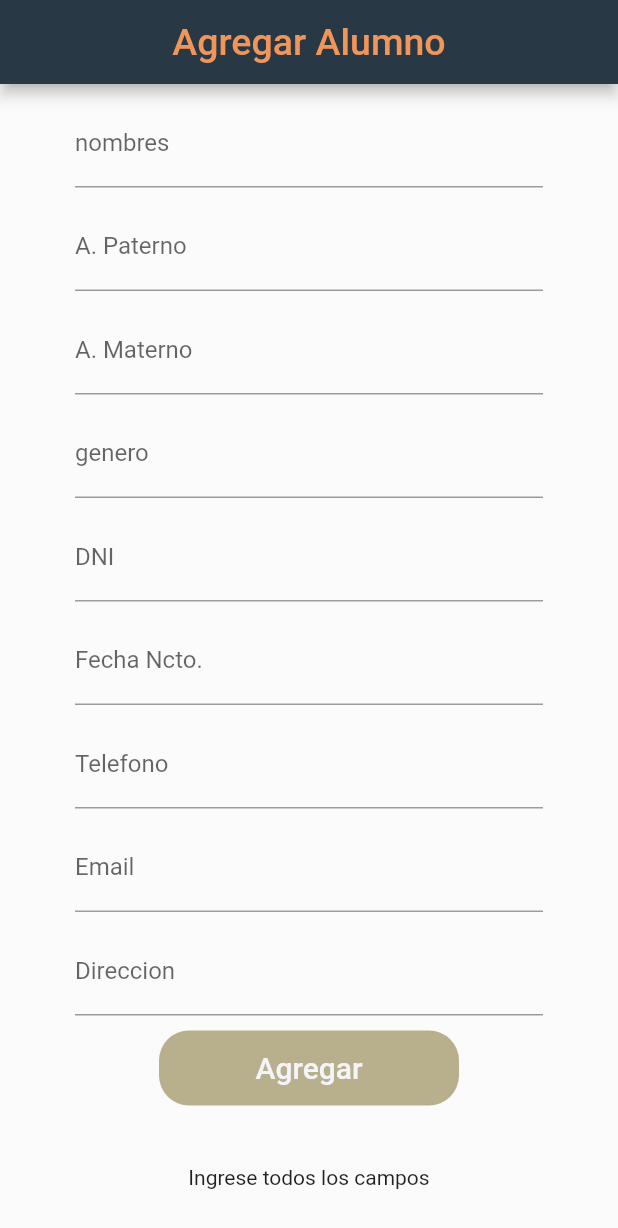
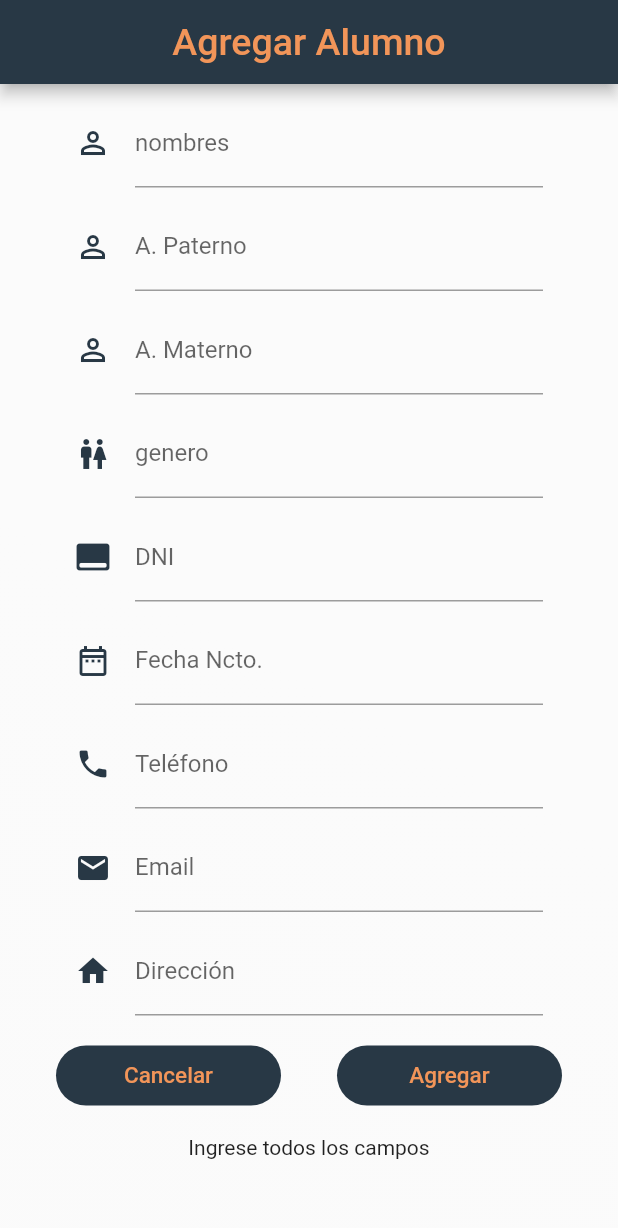
Before and after one commit to vladPB27/colegio-mobile, a Flutter app: the AlumnosLista screen opened directly, after a tap on the "add circle" icon, on a phone screen of 412 x 824 dp. Shown: the top 1228 px of the screen. Run offline on Flutter 3.47's test engine with Material 2 defaults, Android fonts, the phone set to English and light mode, and no system bars; our stand-ins replace dio, hexcolor; missing offline and left inert: dart:ffi; network calls fail.

Commit message:
form updated

```diff
--- a/lib/view/form_alumnos.dart
+++ b/lib/view/form_alumnos.dart
@@ -20,17 +20,13 @@ class _FormAlumnosState extends State<FormAlumnos> {
 
   @override
   void initState() {
-    if(widget.dataAlumno != null){
-      print('DATOS: ${widget.dataAlumno!.toJson()}');
-    }else{
-      print('NULL');
-    }
+    getDataUpdateStudent();
 
     super.initState();
   }
   var alumnoWebRepo = AlumnoWebRepository();
 
-  final nombres = TextEditingController();
+  TextEditingController nombres = TextEditingController();
   final apPaterno = TextEditingController();
   final apMaterno = TextEditingController();
   final sexo = TextEditingController();
@@ -119,6 +115,23 @@ class _FormAlumnosState extends State<FormAlumnos> {
     alumnoWebRepo.updateAlumno(alumn);
   }
 
+  getDataUpdateStudent(){
+    if(widget.dataAlumno != null){
+      print('DATOS: ${widget.dataAlumno!.toJson()}');
+      nombres.text = '${widget.dataAlumno!.nombres}';
+      apPaterno.text = '${widget.dataAlumno!.apellidoPaterno}';
+      apMaterno.text = '${widget.dataAlumno!.apellidoMaterno}';
+      sexo.text = '${widget.dataAlumno!.sexo}';
+      nroDni.text = '${widget.dataAlumno!.dni}';
+      fechaNacimiento.text = '${widget.dataAlumno!.fechaNacimiento}';
+      telefono.text = '${widget.dataAlumno!.celular}';
+      email.text = '${widget.dataAlumno!.email}';
+      direccion.text = '${widget.dataAlumno!.direccion}';
+    }else{
+      print('NULL');
+    }
+  }
+
   Widget build(BuildContext context) {
     return MaterialApp(
       debugShowCheckedModeBanner: false,
@@ -155,66 +168,87 @@ class _FormAlumnosState extends State<FormAlumnos> {
                     // padding: const EdgeInsets.only(left:15.0,right: 15.0,top:0,bottom: 0),
                     padding: EdgeInsets.only(left: 50.0, right: 50.0, top: 10, bottom: 0),
                     child:
-                        widgetTextField(nombres, 'nombres', 'Ingrese nombre'),
+                        widgetTextField(nombres, 'nombres', 'Ingrese nombre',Icons.perm_identity_outlined),
                   ),
                   Padding(
                     padding: const EdgeInsets.only(
                         left: 50.0, right: 50.0, top: 10, bottom: 0),
                     // padding: EdgeInsets.symmetric(horizontal: 65),
                     child: widgetTextField(
-                        apPaterno, 'A. Paterno', 'Ingrese apellido paterno'),
+                        apPaterno, 'A. Paterno', 'Ingrese apellido paterno',Icons.perm_identity_outlined),
                   ),
                   Padding(
                     padding: const EdgeInsets.only(
                         left: 50.0, right: 50.0, top: 10, bottom: 0),
                     // padding: EdgeInsets.symmetric(horizontal: 65),
                     child: widgetTextField(
-                        apMaterno, 'A. Materno', 'Ingrese nombre'),
+                        apMaterno, 'A. Materno', 'Ingrese nombre',Icons.perm_identity_outlined),
                   ),
                   Padding(
                     padding: const EdgeInsets.only(
                         left: 50.0, right: 50.0, top: 10, bottom: 0),
                     // padding: EdgeInsets.symmetric(horizontal: 65),
-                    child: widgetTextField(sexo, 'genero', 'Ingrese nombre'),
+                    child: widgetTextField(sexo, 'genero', 'Ingrese nombre',Icons.wc_outlined),
                   ),
                   Padding(
                     padding: const EdgeInsets.only(
                         left: 50.0, right: 50.0, top: 10, bottom: 0),
                     // padding: EdgeInsets.symmetric(horizontal: 65),
-                    child: widgetTextField(nroDni, 'DNI', 'Ingrese nombre'),
+                    child: widgetTextField(nroDni, 'DNI', 'Ingrese nombre',Icons.call_to_action_rounded),
                   ),
                   Padding(
                     padding: const EdgeInsets.only(
                         left: 50.0, right: 50.0, top: 10, bottom: 0),
                     // padding: EdgeInsets.symmetric(horizontal: 65),
                     child: widgetTextField(
-                        fechaNacimiento, 'Fecha Ncto.', 'Ingrese nombre'),
+                        fechaNacimiento, 'Fecha Ncto.', 'Ingrese nombre',Icons.date_range_outlined),
                   ),
                   Padding(
                     padding: const EdgeInsets.only(
                         left: 50.0, right: 50.0, top: 10, bottom: 0),
                     // padding: EdgeInsets.symmetric(horizontal: 65),
                     child:
-                        widgetTextField(telefono, 'Telefono', 'Ingrese nombre'),
+                        widgetTextField(telefono, 'Teléfono', 'Ingrese teléfono',Icons.phone),
                   ),
                   Padding(
                     padding: const EdgeInsets.only(
                         left: 50.0, right: 50.0, top: 10, bottom: 0),
                     // padding: EdgeInsets.symmetric(horizontal: 65),
-                    child: widgetTextField(email, 'Email', 'Ingrese nombre'),
+                    child: widgetTextField(email, 'Email', 'Ingrese email',Icons.email),
                   ),
                   Padding(
                     padding: const EdgeInsets.only(
-                        left: 50.0, right: 50.0, top: 10, bottom: 10),
+                        left: 50.0, right: 50.0, top: 10, bottom: 20),
                     // padding: EdgeInsets.symmetric(horizontal: 65),
                     child: widgetTextField(
-                        direccion, 'Direccion', 'Ingrese nombre'),
+                        direccion, 'Dirección', 'Ingrese dirección',Icons.home),
                   ),
+                  Row(
+                    mainAxisAlignment: MainAxisAlignment.spaceEvenly,
+                    children: [
                       Container(
-                    height: 50,
-                    width: 200,
+                        height: 40,
+                        width: 150,
                         decoration: BoxDecoration(
-                      color: ColorsSchool.secondaryColor,
+                          color: ColorsSchool.primaryColor,
+                          borderRadius: BorderRadius.circular(20),
+                        ),
+                        child: TextButton(
+                          onPressed: (){
+                            Navigator.of(context).pop();
+                          },
+                          child: Text(
+                            'Cancelar',
+                            style: TextStyle(color: ColorsSchool.fourthColor, fontSize: 15),
+                          ),
+                        ),
+                      ),
+
+                      Container(
+                        height: 40,
+                        width: 150,
+                        decoration: BoxDecoration(
+                          color: ColorsSchool.primaryColor,
                           borderRadius: BorderRadius.circular(20),
                         ),
                         child: FlatButton(
@@ -228,12 +262,14 @@ class _FormAlumnosState extends State<FormAlumnos> {
                           },
                           child: widget.dataAlumno !=null? Text(
                             'Actualizar',
-                        style: TextStyle(color: ColorsSchool.fifthColor, fontSize: 20),
-                      ): Text('Agregar',style: TextStyle(color: ColorsSchool.fifthColor, fontSize: 20),),
+                            style: TextStyle(color: ColorsSchool.fourthColor, fontSize: 15),
+                          ): Text('Agregar',style: TextStyle(color: ColorsSchool.fourthColor, fontSize: 15),),
                         ),
                       ),
+                    ],
+                  ),
                   SizedBox(
-                    height: 40,
+                    height: 20,
                   ),
                   Text('Ingrese todos los campos')
                 ],
@@ -245,13 +281,14 @@ class _FormAlumnosState extends State<FormAlumnos> {
     );
   }
 
-  TextField widgetTextField(controller, String label, String placeholder) {
+  TextField widgetTextField(controller, String label, String placeholder,IconData icono) {
     return TextField(
       controller: controller,
       decoration: InputDecoration(
           // border: OutlineInputBorder(),
           labelText: label,
-          hintText: placeholder
+          hintText: placeholder,
+          icon: Icon(icono,color: ColorsSchool.primaryColor,)
       ),
     );
   }
```
Also changed, not shown: 11 other files. Lines whose indentation alone changed are shown as unchanged.
